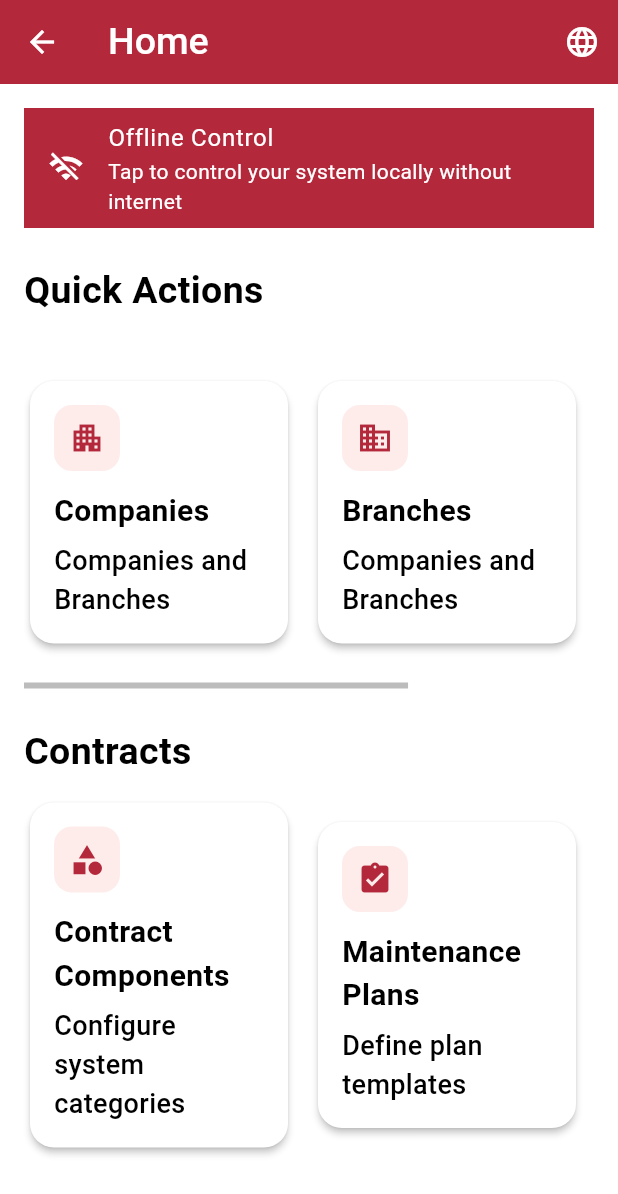
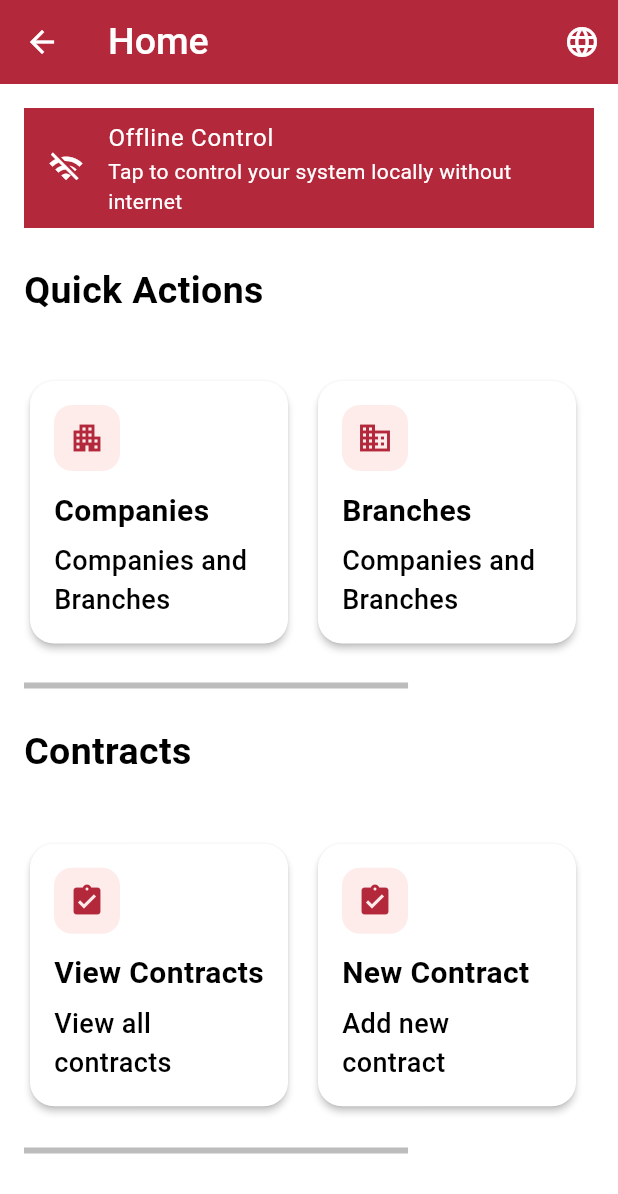
Before and after one commit to smart-fire-system/flutter-app, a Flutter app: the MainScreen screen opened directly, on a phone screen of 412 x 824 dp. Shown: the top 1194 px of the screen. Run offline on Flutter 3.47's test engine with Material 3 defaults, Android fonts, the phone set to English and light mode, and no system bars; our stand-ins replace card_loading, cloud_firestore, country_code_picker, firebase_auth, firebase_core, firebase_database and 7 more; missing offline and left inert: jhijri_picker; accounts and stored records are empty; Roboto replaces fonts that are missing (Cairo).

```diff
--- a/lib/repositories/reports_repository.dart
+++ b/lib/repositories/reports_repository.dart
@@ -125,4 +125,21 @@ class ReportsRepository {
       throw Exception(e.toString());
     }
   }
+
+  Future<List<ContractData>> readContracts() async {
+    try {
+      final QuerySnapshot<Map<String, dynamic>> snapshot =
+          await _firestore.collection('contracts').get();
+      return snapshot.docs.map((doc) {
+        final Map<String, dynamic> data = doc.data();
+        final contract = ContractData.fromJson(data);
+        contract.metaData.id ??= doc.id;
+        return contract;
+      }).toList();
+    } on FirebaseException catch (e) {
+      throw Exception(e.code);
+    } catch (e) {
+      throw Exception(e.toString());
+    }
+  }
 }
--- a/lib/screens/home/view/main_screen.dart
+++ b/lib/screens/home/view/main_screen.dart
@@ -99,19 +99,27 @@ class _MainScreenState extends State<MainScreen> {
                   child: Row(
                     children: [
                       _ActionCard(
+                        icon: Icons.assignment_turned_in,
+                        title: 'View Contracts',
+                        subtitle: 'View all contracts',
+                        onTap: () => TabNavigator.home.currentState
+                            ?.pushNamed('/reports/contracts'),
+                      ),
+                      const SizedBox(width: 12),
+                      _ActionCard(
+                        icon: Icons.assignment_turned_in,
+                        title: 'New Contract',
+                        subtitle: 'Add new contract',
+                        onTap: () => TabNavigator.home.currentState
+                            ?.pushNamed('/reports/new-contract'),
+                      ),
+                      const SizedBox(width: 12),
+                      _ActionCard(
                         icon: Icons.category,
                         title: 'Contract Components',
                         subtitle: 'Configure system categories',
                         onTap: () => TabNavigator.home.currentState
                             ?.pushNamed('/reports/contract-components'),
-                      ),
-                      const SizedBox(width: 12),
-                      _ActionCard(
-                        icon: Icons.assignment_turned_in,
-                        title: 'Maintenance Plans',
-                        subtitle: 'Define plan templates',
-                        onTap: () => TabNavigator.home.currentState
-                            ?.pushNamed('/reports/new-contract'),
                       ),
                     ],
                   ),
--- a/lib/screens/reports/bloc/event.dart
+++ b/lib/screens/reports/bloc/event.dart
@@ -25,3 +25,7 @@ class SaveContractRequested extends ReportsEvent {
   final ContractData contract;
   SaveContractRequested({required this.contract});
 }
+
+class ReadContractsRequested extends ReportsEvent {
+  ReadContractsRequested();
+}
--- a/lib/screens/reports/bloc/state.dart
+++ b/lib/screens/reports/bloc/state.dart
@@ -1,3 +1,4 @@
+import 'package:fire_alarm_system/models/contract_data.dart';
 import 'package:fire_alarm_system/models/report.dart';
 import 'package:fire_alarm_system/models/user.dart';
 
@@ -27,6 +28,12 @@ class ReportsContractComponentsLoaded extends ReportsState {
       {required this.items, required this.categories});
 }
 
+class ReportsContractsLoaded extends ReportsState {
+  final List<ContractData> contracts;
+  final List<ReportItem> items;
+  ReportsContractsLoaded({required this.contracts, required this.items});
+}
+
 class ReportsLoading extends ReportsState {
   ReportsLoading();
 }
--- a/lib/widgets/tab_navigator.dart
+++ b/lib/widgets/tab_navigator.dart
@@ -1,4 +1,5 @@
 import 'package:fire_alarm_system/screens/profile/view/update_profile.dart';
+import 'package:fire_alarm_system/screens/reports/view/contracts_screen.dart';
 import 'package:fire_alarm_system/screens/system/view/master_details_screen.dart';
 import 'package:fire_alarm_system/screens/users/view/update_user.dart';
 import 'package:fire_alarm_system/screens/users/view/users_screen.dart';
@@ -76,6 +77,9 @@ class TabNavigator extends StatelessWidget {
               break;
             case '/reports/new-contract':
               page = const NewContractScreen();
+              break;
+            case '/reports/contracts':
+              page = const ContractsScreen();
               break;
             case '/branches':
               page = const BranchesScreen();
```
Also changed, not shown: lib/screens/reports/bloc/bloc.dart (+36 -15 lines), lib/screens/reports/view/contracts_screen.dart (added, +106 -0 lines).
